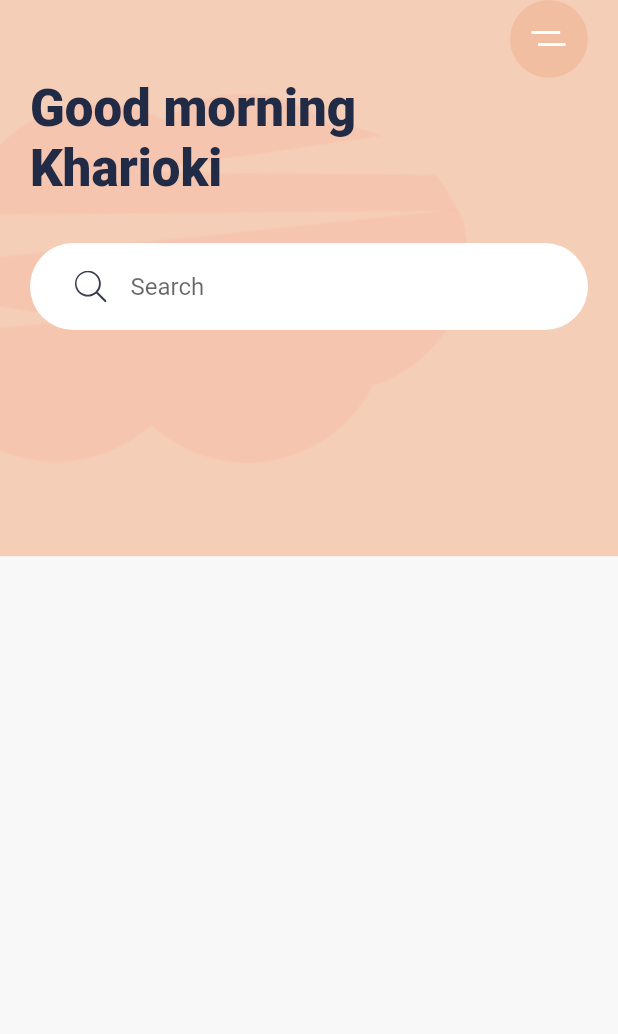
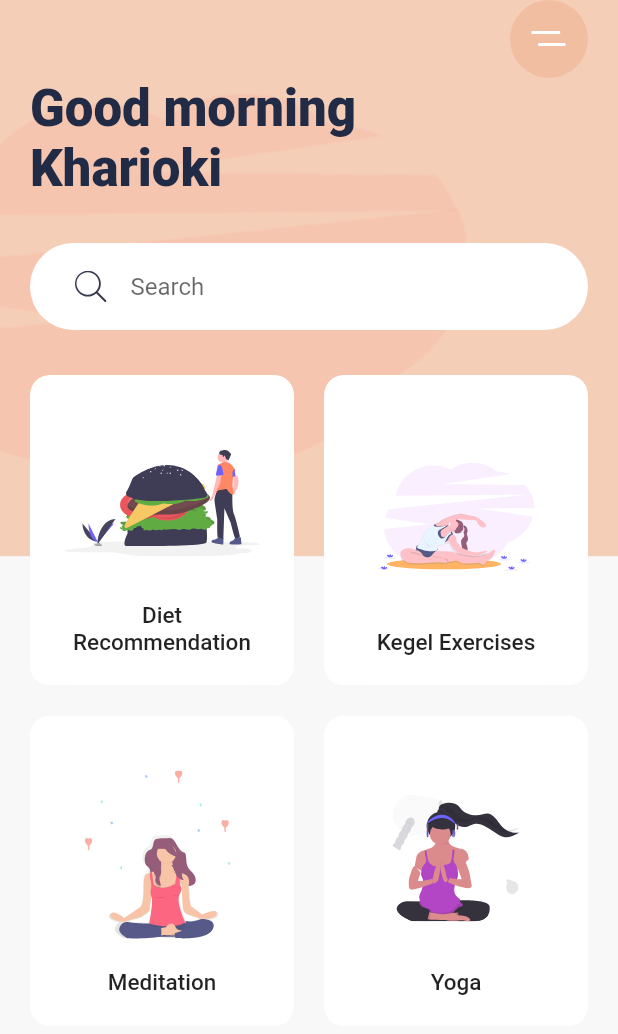
Before and after one commit to kharioki/Daily_exercises_app, a Flutter app: the screen it shows after launch, on a phone screen of 412 x 824 dp. Shown: the top 1034 px of the screen. Run offline on Flutter 3.47's test engine with Material 2 defaults, Android fonts, the phone set to English and light mode, and no system bars; our stand-ins replace flutter_svg.

Commit message:
added homescreen exercise grid

```diff
--- a/lib/main.dart
+++ b/lib/main.dart
@@ -81,6 +81,36 @@ class HomeScreen extends StatelessWidget {
                       ),
                     ),
                   ),
+                  Expanded(
+                    child: GridView.count(
+                      crossAxisCount: 2,
+                      childAspectRatio: 0.85,
+                      crossAxisSpacing: 20,
+                      mainAxisSpacing: 20,
+                      children: <Widget>[
+                        CategoryCard(
+                          svgImage: 'assets/icons/Hamburger.svg',
+                          title: 'Diet Recommendation',
+                          press: () {},
+                        ),
+                        CategoryCard(
+                          svgImage: 'assets/icons/Excercises.svg',
+                          title: 'Kegel Exercises',
+                          press: () {},
+                        ),
+                        CategoryCard(
+                          svgImage: 'assets/icons/Meditation.svg',
+                          title: 'Meditation',
+                          press: () {},
+                        ),
+                        CategoryCard(
+                          svgImage: 'assets/icons/yoga.svg',
+                          title: 'Yoga',
+                          press: () {},
+                        ),
+                      ],
+                    ),
+                  ),
                 ],
               ),
             ),
@@ -90,3 +120,62 @@ class HomeScreen extends StatelessWidget {
     );
   }
 }
+
+class CategoryCard extends StatelessWidget {
+  final String svgImage;
+  final String title;
+  final Function press;
+
+  const CategoryCard({
+    Key key,
+    this.svgImage,
+    this.title,
+    this.press,
+  }) : super(key: key);
+
+  @override
+  Widget build(BuildContext context) {
+    return ClipRRect(
+      borderRadius: BorderRadius.circular(13),
+      child: Container(
+        // padding: EdgeInsets.all(20),
+        decoration: BoxDecoration(
+          color: Colors.white,
+          borderRadius: BorderRadius.circular(13),
+          boxShadow: [
+            BoxShadow(
+              offset: Offset(0, 17),
+              blurRadius: 17,
+              spreadRadius: -23,
+              color: kShadowColor,
+            ),
+          ],
+        ),
+        child: Material(
+          color: Colors.transparent,
+          child: InkWell(
+            onTap: press,
+            child: Padding(
+              padding: const EdgeInsets.all(20.0),
+              child: Column(
+                children: <Widget>[
+                  Spacer(),
+                  SvgPicture.asset(svgImage),
+                  Spacer(),
+                  Text(
+                    title,
+                    textAlign: TextAlign.center,
+                    style: Theme.of(context)
+                        .textTheme
+                        .headline6
+                        .copyWith(fontSize: 15),
+                  ),
+                ],
+              ),
+            ),
+          ),
+        ),
+      ),
+    );
+  }
+}
```
